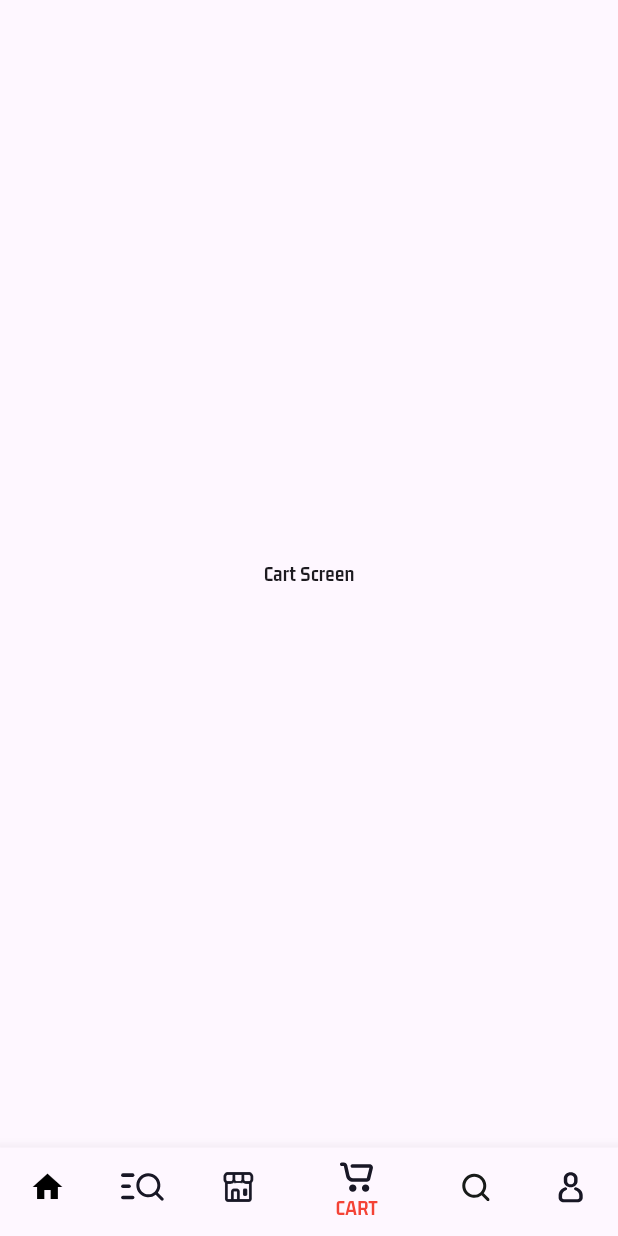
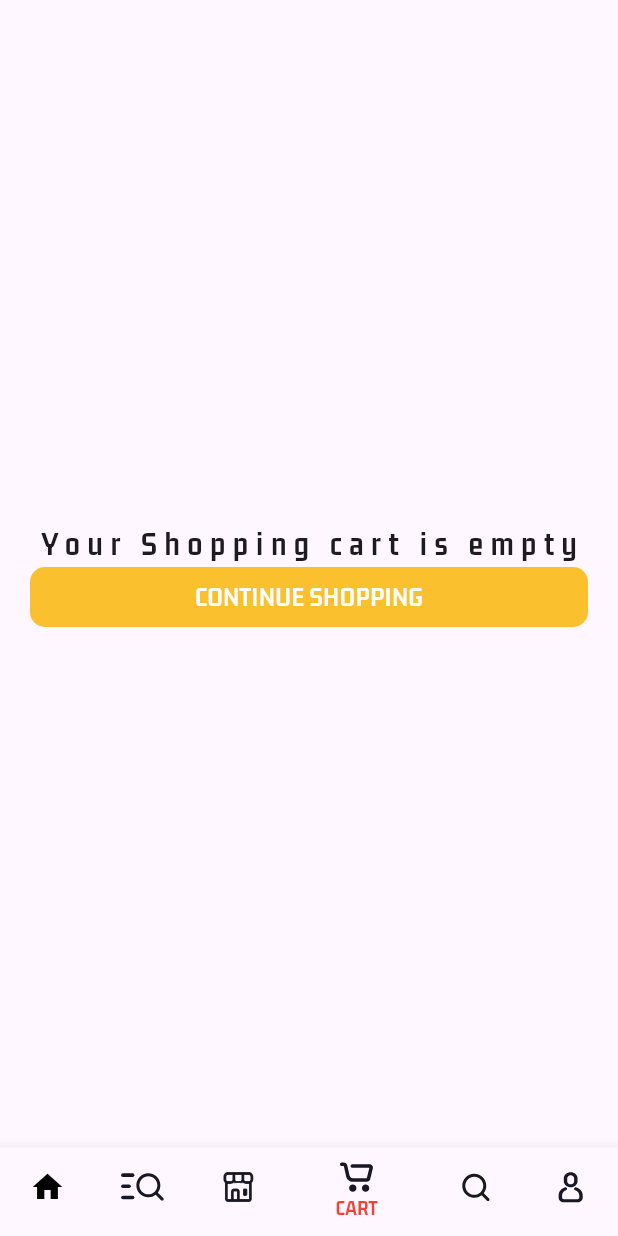
Before and after one commit to OPTRONIX-10/multi-vendor-app, a Flutter app: the MainScreen screen opened directly, item 4 of the bottom bar chosen, on a phone screen of 412 x 824 dp. Run offline on Flutter 3.47's test engine with Material 2 defaults, Android fonts, the phone set to English and light mode, and no system bars; our stand-ins replace cached_network_image, cloud_firestore, firebase_auth, firebase_core, firebase_storage, flutter_svg and 2 more; accounts and stored records are empty; network calls fail.

```diff
--- a/lib/main.dart
+++ b/lib/main.dart
@@ -26,7 +26,7 @@ class MyApp extends StatelessWidget {
         colorScheme: ColorScheme.fromSeed(seedColor: Colors.deepPurple),
         useMaterial3: true,
       ),
-      home: RegisterScreen(),
+      home: MainScreen(),
     );
   }
 }
--- a/lib/views/buyers/nav_Screens/cart_screen.dart
+++ b/lib/views/buyers/nav_Screens/cart_screen.dart
@@ -6,7 +6,32 @@ class CartScreen extends StatelessWidget {
   @override
   Widget build(BuildContext context) {
     return Center(
-      child: Text('Cart Screen'),
-    );
+        child: Column(
+      mainAxisAlignment: MainAxisAlignment.center,
+      children: [
+        Text(
+          'Your Shopping cart is empty',
+          style: TextStyle(
+              fontSize: 22, fontWeight: FontWeight.bold, letterSpacing: 5),
+        ),
+        Container(
+          height: 40,
+          width: MediaQuery.of(context).size.width - 40,
+          decoration: BoxDecoration(
+            color: Colors.yellow[700],
+            borderRadius: BorderRadius.circular(10),
+          ),
+          child: Center(
+            child: Text(
+              'CONTINUE SHOPPING',
+              style: TextStyle(
+                  fontSize: 18,
+                  fontWeight: FontWeight.bold,
+                  color: Colors.white),
+            ),
+          ),
+        )
+      ],
+    ));
   }
 }
--- a/pubspec.yaml
+++ b/pubspec.yaml
@@ -41,6 +41,8 @@ dependencies:
   firebase_storage: ^11.2.6
   cloud_firestore: ^4.9.1
   image_picker: ^1.0.4
+  cached_network_image: ^3.3.0
+  shimmer_animation: ^2.1.0+1
 
 dev_dependencies:
   flutter_test:
```
Also changed, not shown: lib/controllers/auth_controller.dart (+34 -7 lines), lib/views/buyers/auth/login_screen.dart (+13 -7 lines), lib/views/buyers/auth/register_screen.dart (+24 -7 lines), lib/views/buyers/nav_Screens/widgets/banner_widget.dart (+17 -2 lines), pubspec.lock, 1 other file.
